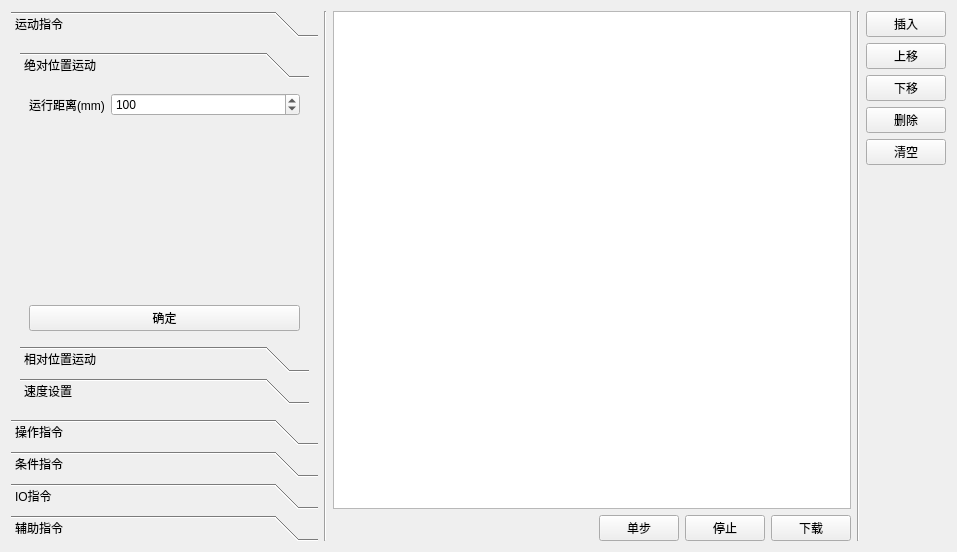
The window that src/form.ui (eeyoo/step-servo-tuner) describes before a commit, drawn with Qt 5.
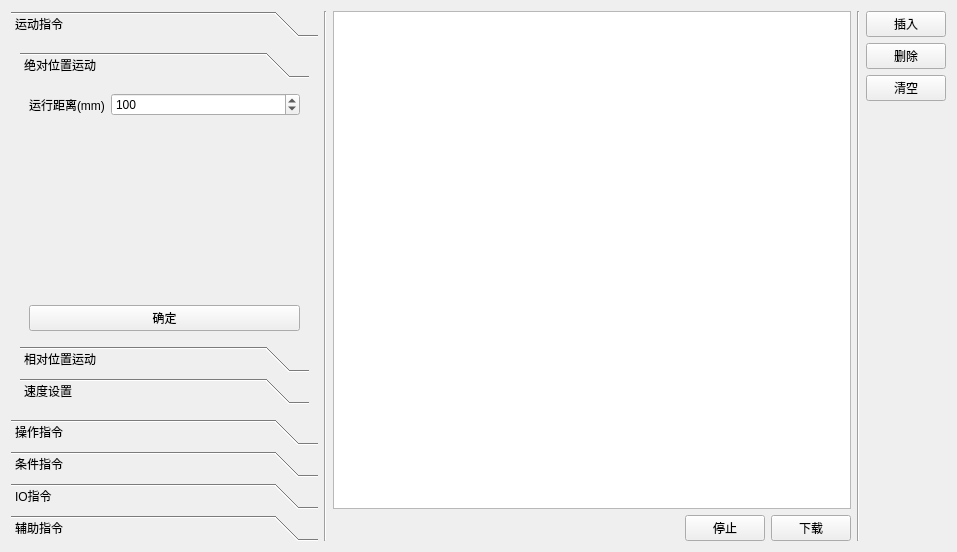
The same window after the commit.

Patch:
```diff
--- a/src/form.ui
+++ b/src/form.ui
@@ -965,13 +965,6 @@
            </property>
           </spacer>
          </item>
-         <item>
-          <widget class="QPushButton" name="stepAct">
-           <property name="text">
-            <string>单步</string>
-           </property>
-          </widget>
-         </item>
          <item>
           <widget class="QPushButton" name="stopAct">
            <property name="text">
@@ -1006,20 +999,6 @@
          </property>
         </widget>
        </item>
-       <item>
-        <widget class="QPushButton" name="upBtn">
-         <property name="text">
-          <string>上移</string>
-         </property>
-        </widget>
-       </item>
-       <item>
-        <widget class="QPushButton" name="downBtn">
-         <property name="text">
-          <string>下移</string>
-         </property>
-        </widget>
-       </item>
        <item>
         <widget class="QPushButton" name="deleteBtn">
          <property name="text">
```
